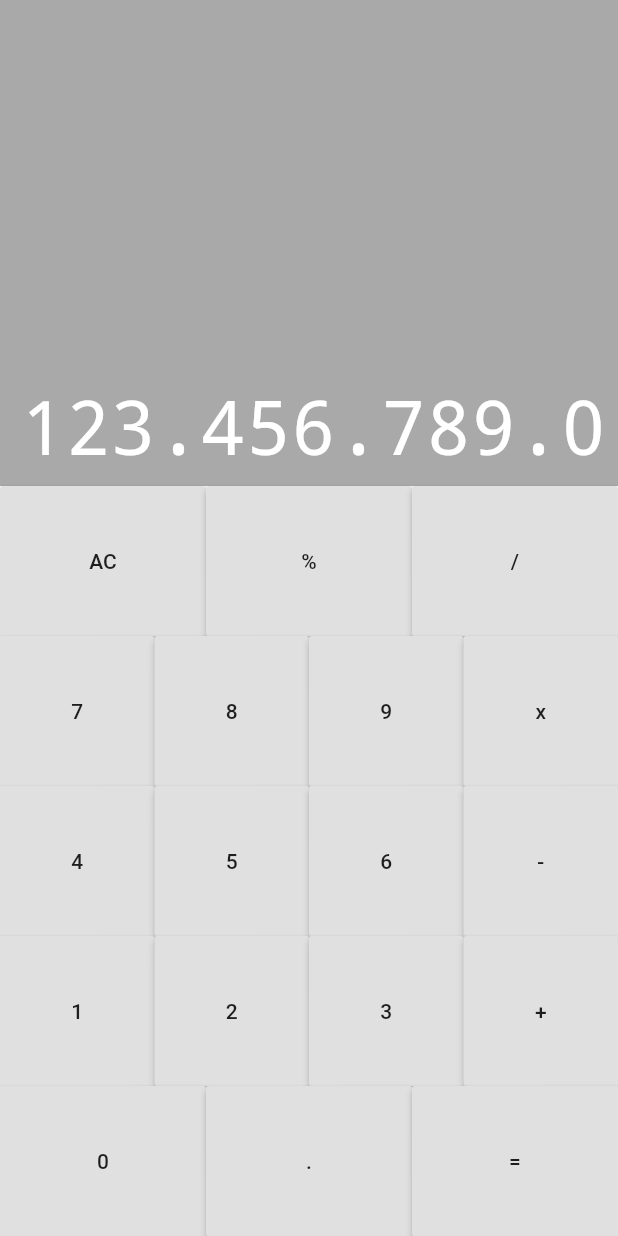
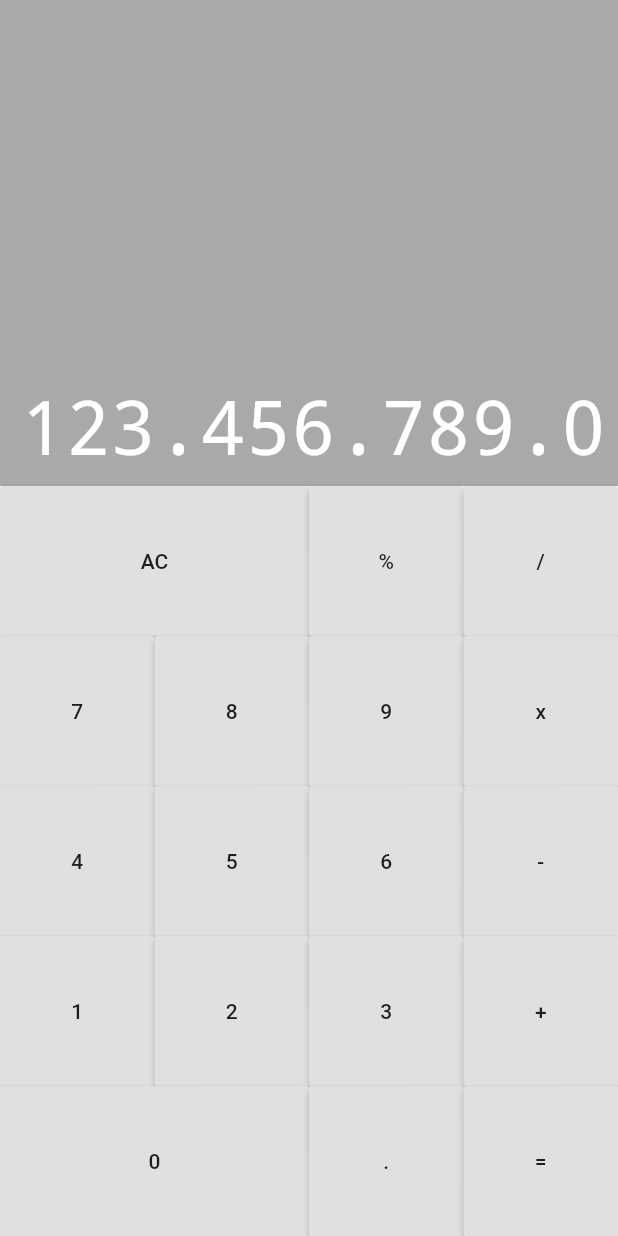
Before and after one commit to sa34uza/calculadora, a Flutter app: the screen it shows after launch, on a phone screen of 412 x 824 dp. Run offline on Flutter 3.47's test engine with Material 2 defaults, Android fonts, the phone set to English and light mode, and no system bars; drawn by our look-alikes of auto_size_text.

```diff
--- a/lib/components/buttom.dart
+++ b/lib/components/buttom.dart
@@ -3,15 +3,17 @@ import 'package:flutter/material.dart';
 // ignore: must_be_immutable
 class Buttom extends StatelessWidget {
   String text;
+  final bool big;
 
   Buttom({
     @required this.text,
+    this.big = false,
   });
 
   @override
   Widget build(BuildContext context) {
     return Expanded(
-      flex: 1,
+      flex: big ? 2 : 1,
       child: RaisedButton(
         child: Text(text),
         onPressed: () {},
--- a/lib/components/keyboard.dart
+++ b/lib/components/keyboard.dart
@@ -12,6 +12,7 @@ class KeyBoard extends StatelessWidget {
           ButtomRow([
             Buttom(
               text: 'AC',
+              big: true,
             ),
             Buttom(
               text: '%',
@@ -65,6 +66,7 @@ class KeyBoard extends StatelessWidget {
           ButtomRow([
             Buttom(
               text: '0',
+              big: true,
             ),
             Buttom(
               text: '.',
```
